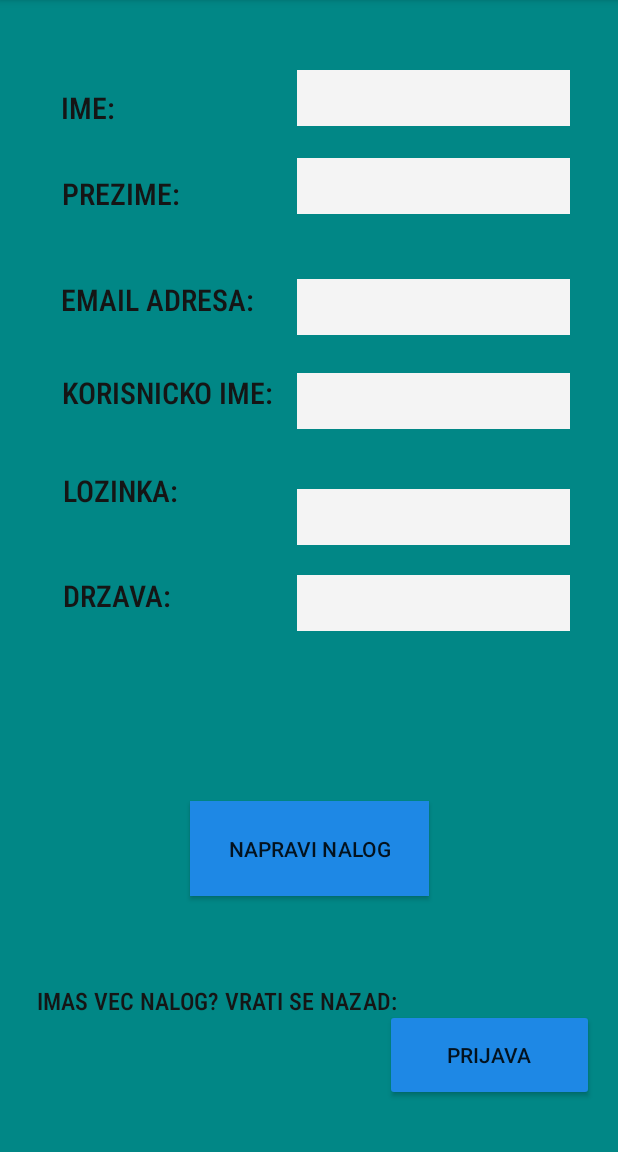
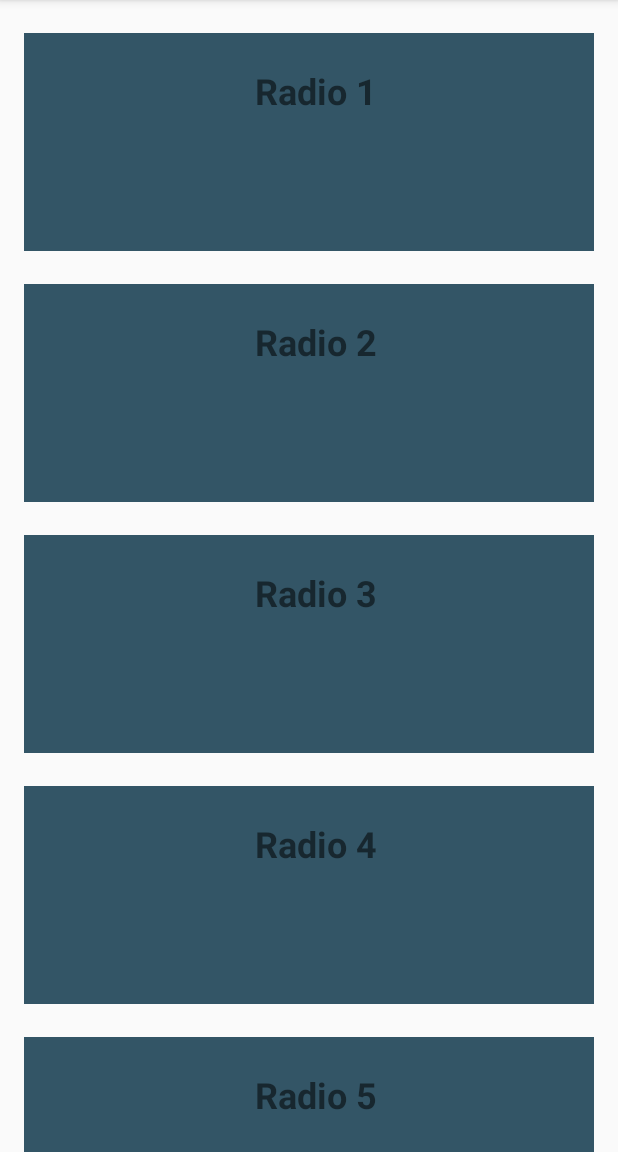
Before and after one commit to ivana-ignjatovic/RadioS, an Android app: the screen it shows after launch (MainActivity), after a tap on "PRIJAVI SE", on a phone screen of 412 x 824 dp, the part 84-1236 px from its top. Run offline under Robolectric (Android 15) with nearby library versions, the phone set to English and light mode, and no system bars.

Commit message:
Recycle View

```diff
--- a/app/build.gradle
+++ b/app/build.gradle
@@ -1,6 +1,7 @@
 plugins {
     id 'com.android.application'
     id 'org.jetbrains.kotlin.android'
+    id 'kotlin-android-extensions'
 }
 
 android {
@@ -37,9 +38,12 @@ android {
 
 dependencies {
 
+    //noinspection GradleCompatible,GradleCompatible
     implementation 'com.android.support:appcompat-v7:28.0.0'
     implementation 'com.android.support.constraint:constraint-layout:2.0.4'
+    //noinspection GradleCompatible
     implementation 'com.android.support:recyclerview-v7:28.0.0'
+    //noinspection GradleCompatible,GradleCompatible
     implementation 'com.android.support:design:28.0.0'
     implementation 'com.android.support:support-annotations:28.0.0'
     implementation 'android.arch.lifecycle:livedata:1.1.1'
--- a/app/src/main/java/com/example/radios/LogInFragment.kt
+++ b/app/src/main/java/com/example/radios/LogInFragment.kt
@@ -39,7 +39,8 @@ class LogInFragment : Fragment() {
             Log.d("Log user",user.toString())
             if(user.username.toString()==tv_username.text.toString() && user.password.toString()==tv_password.text.toString())
                 {
-                    (activity as MainActivity).showFragment(SignInFragment(), false)
+                    (activity as MainActivity).showFragment(RadioListFragment(), false)
+
                 }
             else{
                     Toast.makeText(context!!, "Doslo je do greske prilikom unosa!", Toast.LENGTH_LONG).show()
--- a/app/src/main/java/com/example/radios/MainActivity.kt
+++ b/app/src/main/java/com/example/radios/MainActivity.kt
@@ -1,13 +1,13 @@
 package com.example.radios
 
-import android.support.v7.app.AppCompatActivity
 import android.os.Bundle
 import android.support.v4.app.Fragment
+import android.support.v7.app.AppCompatActivity
 
 class MainActivity : AppCompatActivity() {
     override fun onCreate(savedInstanceState: Bundle?) {
         super.onCreate(savedInstanceState)
-        setContentView(R.layout.activity_login)
+        setContentView(R.layout.activity_main)
         showFragment(LogInFragment(),true)
 
     }
--- /dev/null
+++ b/app/src/main/java/com/example/radios/RadioListFragment.kt
@@ -0,0 +1,32 @@
+package com.example.radios
+
+import android.os.Bundle
+import android.support.v4.app.Fragment
+import android.view.LayoutInflater
+import android.view.View
+import android.view.ViewGroup
+import com.example.radios.model.MockDataProvider
+import com.example.radios.recycler.RadioRVAdapter
+import kotlinx.android.synthetic.main.fragment_radio_list.*
+
+class RadioListFragment : Fragment() {
+    override fun onCreateView(
+        inflater: LayoutInflater, container: ViewGroup?,
+        savedInstanceState: Bundle?
+    ): View? {
+        // Inflate the layout for this fragment
+        return inflater.inflate(R.layout.fragment_radio_list, container, false)
+    }
+
+    override fun onViewCreated(view: View, savedInstanceState: Bundle?) {
+        super.onViewCreated(view, savedInstanceState)
+        setupRecyclerView()
+
+     }
+    private fun setupRecyclerView(){
+        radiolist.adapter=RadioRVAdapter(MockDataProvider.getBreweryList())
+
+    }
+
+
+}
--- /dev/null
+++ b/app/src/main/java/com/example/radios/model/Brewery.kt
@@ -0,0 +1,41 @@
+package com.example.radios.model
+
+data class OpeningTime(
+    val day: Int,
+    val open: String?,
+    val close: String?
+)
+
+data class Service(val name: String)
+
+data class Address(
+    val street: String,
+    val number: Int,
+    val zipCode: Int,
+    val city: String
+)
+
+data class LatLng(
+    val latitude: Double,
+    val longitude: Double
+)
+
+data class Review(
+    val customer: String,
+    val rating: Int,
+    val date: String,
+    val description: String,
+    val reviewName: String
+)
+
+data class Brewery(
+    val id: Int,
+    val image: String,
+    val name: String,
+    val address: Address,
+    val description: String? = null,
+    val openingTimes: List<OpeningTime>? = null,
+    val services: List<Service>? = null,
+    val latLong: LatLng? = null,
+    val reviews: List<Review>? = null
+)
--- /dev/null
+++ b/app/src/main/java/com/example/radios/model/MockDataProvider.kt
@@ -0,0 +1,57 @@
+package com.example.radios.model
+
+object MockDataProvider {
+
+
+
+    fun getBreweryList(): List<Brewery> {
+        val breweries = mutableListOf<Brewery>()
+
+        for (i in 1..20) {
+            val brewery = Brewery(
+                i,
+                "http://www.exceptionalapps.net/androidkurs/brlo.jpg",
+                "Radio $i",
+                Address("Schöneberger Straße", i, i, "Berlin")
+            )
+            breweries.add(brewery)
+        }
+        return breweries
+    }
+
+    fun getBreweryDetails(): Brewery {
+        val openingTimes = mutableListOf<OpeningTime>()
+        val reviews = mutableListOf<Review>()
+        val services = mutableListOf<Service>()
+
+        for (i in 1..6) {
+            openingTimes.add(OpeningTime(i, "10:00", "22:00"))
+            reviews.add(
+                Review(
+                    "Andreas Teufel",
+                    5,
+                    "2017-01-15T20:18:40Z",
+                    "Vestibulum rutrum quam vitae fringilla tincidunt." +
+                        "Suspendisse nec tortor urna. Unsere Wurzeln verstecken sich bereits in unserem.",
+                    "Wonderful",
+                )
+            )
+            services.add(Service("Credit card payment"))
+        }
+        openingTimes.add(OpeningTime(7, null, null))
+
+        return Brewery(
+            1,
+            "http://www.exceptionalapps.net/androidkurs/brlo.jpg",
+            "BRLO BRWHOUSE",
+            Address("Schöneberger Straße", 16, 10693, "Berlin"),
+            "Willkommen im BRLO BRWHOUSE: Brauerei, Restaurant," +
+                " Bar und Biergarten direkt am Gleisdreieck und vor allem das Zuhause von BRLO," +
+                " dem Berliner Craft Beer. Unsere Wurzeln verstecken sich bereits in unserem.",
+            openingTimes,
+            services,
+            LatLng(48.12987, 11.569799),
+            reviews
+        )
+    }
+}
--- /dev/null
+++ b/app/src/main/java/com/example/radios/recycler/RadioRVAdapter.kt
@@ -0,0 +1,23 @@
+package com.example.radios.recycler
+
+import android.support.v7.widget.RecyclerView
+import android.view.LayoutInflater
+import android.view.ViewGroup
+import com.example.radios.R
+import com.example.radios.model.Brewery
+
+
+class RadioRVAdapter(private val brewerys: List<Brewery>) :
+    RecyclerView.Adapter<RadioRVViewHolder>() {
+    override fun onCreateViewHolder(parent: ViewGroup, viewType: Int): RadioRVViewHolder =
+        RadioRVViewHolder(
+            LayoutInflater.from(parent.context).inflate(R.layout.item_radio, parent, false)
+        )
+
+    override fun onBindViewHolder(holder: RadioRVViewHolder, position: Int) {
+        holder.bind(brewerys[position])
+    }
+
+    override fun getItemCount() = brewerys.size
+
+}
--- /dev/null
+++ b/app/src/main/java/com/example/radios/recycler/RadioRVViewHolder.kt
@@ -0,0 +1,14 @@
+package com.example.radios.recycler
+
+import android.support.v7.widget.RecyclerView
+import android.view.View
+import com.example.radios.model.Brewery
+import kotlinx.android.synthetic.main.item_radio.view.*
+
+
+class RadioRVViewHolder(view: View) : RecyclerView.ViewHolder(view) {
+
+    fun bind(brewery:Brewery){
+        itemView.TVname.text=brewery.name
+    }
+}
--- a/app/src/main/res/layout/activity_login.xml
+++ /dev/null
@@ -1,134 +0,0 @@
-<?xml version="1.0" encoding="utf-8"?>
-<android.support.constraint.ConstraintLayout xmlns:android="http://schemas.android.com/apk/res/android"
-    xmlns:app="http://schemas.android.com/apk/res-auto"
-    xmlns:tools="http://schemas.android.com/tools"
-    android:id="@+id/Constraint_Layoutt"
-    android:layout_width="match_parent"
-    android:layout_height="match_parent"
-    tools:context=".MainActivity">
-
-<!--    android:background="@drawable/morning_air_radio_stream_coffee_microphone"-->
-
-
-
-    <!--    <TextView-->
-<!--        android:id="@+id/textView"-->
-<!--        android:layout_width="wrap_content"-->
-<!--        android:layout_height="wrap_content"-->
-<!--        android:backgroundTint="#171717"-->
-<!--        android:fontFamily="sans-serif-condensed-light"-->
-<!--        android:text="RADIO STANICE"-->
-<!--        android:textColor="#000000"-->
-<!--        android:textSize="33sp"-->
-<!--        android:textStyle="bold"-->
-<!--        app:layout_constraintBottom_toBottomOf="parent"-->
-<!--        app:layout_constraintEnd_toEndOf="parent"-->
-<!--        app:layout_constraintStart_toStartOf="parent"-->
-<!--        app:layout_constraintTop_toTopOf="parent"-->
-<!--        app:layout_constraintVertical_bias="0.441" />-->
-
-<!--    <TextView-->
-<!--        android:id="@+id/textView2"-->
-<!--        android:layout_width="wrap_content"-->
-<!--        android:layout_height="wrap_content"-->
-<!--        android:layout_marginStart="36dp"-->
-<!--        android:text="Korisnicko ime:"-->
-<!--        android:textColor="#000000"-->
-<!--        android:textSize="18sp"-->
-<!--        android:textStyle="bold"-->
-<!--        app:layout_constraintBottom_toBottomOf="parent"-->
-<!--        app:layout_constraintStart_toStartOf="parent"-->
-<!--        app:layout_constraintTop_toTopOf="parent"-->
-<!--        app:layout_constraintVertical_bias="0.565" />-->
-
-<!--    <TextView-->
-<!--        android:id="@+id/textView3"-->
-<!--        android:layout_width="61dp"-->
-<!--        android:layout_height="34dp"-->
-<!--        android:layout_marginStart="36dp"-->
-<!--        android:text="Sifra:"-->
-<!--        android:textColor="#000000"-->
-<!--        android:textSize="18sp"-->
-<!--        android:textStyle="bold"-->
-<!--        app:layout_constraintBottom_toBottomOf="parent"-->
-<!--        app:layout_constraintStart_toStartOf="parent"-->
-<!--        app:layout_constraintTop_toTopOf="parent"-->
-<!--        app:layout_constraintVertical_bias="0.634" />-->
-
-<!--    <EditText-->
-<!--        android:id="@+id/editTextTextPersonName"-->
-<!--        android:layout_width="182dp"-->
-<!--        android:layout_height="37dp"-->
-<!--        android:background="#F4F4F4"-->
-<!--        android:ems="10"-->
-<!--        android:inputType="textPersonName"-->
-<!--        android:textColor="#000000"-->
-<!--        android:textSize="22sp"-->
-<!--        android:textStyle="bold"-->
-<!--        app:layout_constraintBottom_toBottomOf="parent"-->
-<!--        app:layout_constraintEnd_toEndOf="parent"-->
-<!--        app:layout_constraintHorizontal_bias="0.862"-->
-<!--        app:layout_constraintStart_toStartOf="parent"-->
-<!--        app:layout_constraintTop_toTopOf="parent"-->
-<!--        app:layout_constraintVertical_bias="0.555" />-->
-
-<!--    <EditText-->
-<!--        android:id="@+id/editTextTextPassword"-->
-
-<!--        android:layout_width="184dp"-->
-<!--        android:layout_height="42dp"-->
-<!--        android:layout_marginEnd="16dp"-->
-<!--        android:background="#F4F4F4"-->
-<!--        android:ems="10"-->
-<!--        android:inputType="textPassword"-->
-<!--        app:layout_constraintBottom_toBottomOf="parent"-->
-<!--        app:layout_constraintEnd_toEndOf="parent"-->
-<!--        app:layout_constraintHorizontal_bias="0.922"-->
-<!--        app:layout_constraintStart_toStartOf="parent"-->
-<!--        app:layout_constraintTop_toTopOf="parent"-->
-
-<!--        app:layout_constraintVertical_bias="0.638" />-->
-
-<!--    <Button-->
-<!--        android:id="@+id/button"-->
-
-<!--        style="@android:style/Widget.Material.Light.Button.Borderless"-->
-<!--        android:layout_width="165dp"-->
-
-<!--        android:layout_height="76dp"-->
-<!--        android:background="@drawable/border"-->
-<!--        android:backgroundTint="#AF252C"-->
-<!--        android:shadowColor="#000000"-->
-<!--        android:shadowDy="2"-->
-<!--        android:shadowRadius="2"-->
-<!--        android:text="PRIJAVI SE"-->
-<!--        android:textColor="#000000"-->
-<!--        android:textColorHint="#000000"-->
-<!--        android:textStyle="bold"-->
-<!--        app:layout_constraintBottom_toBottomOf="parent"-->
-<!--        app:layout_constraintEnd_toEndOf="parent"-->
-<!--        app:layout_constraintHorizontal_bias="0.5"-->
-<!--        app:layout_constraintStart_toStartOf="parent"-->
-<!--        app:layout_constraintTop_toTopOf="parent"-->
-<!--        app:layout_constraintVertical_bias="0.883" />-->
-
-<!--    <Button-->
-<!--        android:id="@+id/buttonSignIn"-->
-<!--        style="@android:style/Widget.Material.Button.Borderless"-->
-<!--        android:layout_width="155dp"-->
-<!--        android:layout_height="54dp"-->
-<!--        android:background="@color/white"-->
-<!--        android:shadowColor="#000000"-->
-<!--        android:shadowDx="0"-->
-<!--        android:shadowDy="2"-->
-<!--        android:shadowRadius="2"-->
-<!--        android:text="REGISTRUJ SE"-->
-<!--        android:textColor="#000000"-->
-<!--        android:textStyle="bold"-->
-<!--        app:layout_constraintBottom_toBottomOf="parent"-->
-<!--        app:layout_constraintEnd_toEndOf="parent"-->
-<!--        app:layout_constraintHorizontal_bias="0.937"-->
-<!--        app:layout_constraintStart_toStartOf="parent"-->
-<!--        app:layout_constraintTop_toTopOf="parent"-->
-<!--        app:layout_constraintVertical_bias="0.976" />-->
-</android.support.constraint.ConstraintLayout>
--- /dev/null
+++ b/app/src/main/res/layout/activity_main.xml
@@ -0,0 +1,11 @@
+<?xml version="1.0" encoding="utf-8"?>
+<android.support.constraint.ConstraintLayout xmlns:android="http://schemas.android.com/apk/res/android"
+    xmlns:app="http://schemas.android.com/apk/res-auto"
+    xmlns:tools="http://schemas.android.com/tools"
+    android:id="@+id/Constraint_Layoutt"
+    android:layout_width="match_parent"
+    android:layout_height="match_parent"
+    tools:context=".MainActivity">
+
+
+</android.support.constraint.ConstraintLayout>
--- /dev/null
+++ b/app/src/main/res/layout/fragment_radio_list.xml
@@ -0,0 +1,21 @@
+<?xml version="1.0" encoding="utf-8"?>
+<android.support.constraint.ConstraintLayout xmlns:android="http://schemas.android.com/apk/res/android"
+    xmlns:tools="http://schemas.android.com/tools"
+    android:layout_width="match_parent"
+    android:layout_height="match_parent"
+    xmlns:app="http://schemas.android.com/apk/res-auto"
+    tools:context=".RadioListFragment">
+
+
+    <android.support.v7.widget.RecyclerView
+        android:id="@+id/radiolist"
+        android:layout_width="0dp"
+        android:layout_height="0dp"
+        app:layoutManager="android.support.v7.widget.LinearLayoutManager"
+       app:layout_constraintStart_toStartOf="parent"
+        app:layout_constraintEnd_toEndOf="parent"
+        app:layout_constraintTop_toTopOf="parent"
+        app:layout_constraintBottom_toBottomOf="parent"
+
+         />
+</android.support.constraint.ConstraintLayout>
--- /dev/null
+++ b/app/src/main/res/layout/item_radio.xml
@@ -0,0 +1,32 @@
+<?xml version="1.0" encoding="utf-8"?>
+<android.support.constraint.ConstraintLayout xmlns:android="http://schemas.android.com/apk/res/android"
+    android:layout_width="match_parent"
+    xmlns:app="http://schemas.android.com/apk/res-auto"
+    android:layout_marginHorizontal="16dp"
+    android:layout_marginTop="12dp"
+    android:layout_height="155dp">
+
+    <View
+        android:id="@+id/view"
+        android:layout_width="match_parent"
+        android:layout_height="145dp"
+        android:background="#356"
+        app:layout_constraintBottom_toBottomOf="parent"
+        />
+
+    <TextView
+        android:id="@+id/TVname"
+        android:layout_width="match_parent"
+        android:layout_height="70dp"
+        android:layout_marginStart="10dp"
+        android:layout_marginTop="22dp"
+        android:text="Naziv stanice"
+        android:textAlignment="center"
+        android:textSize="24sp"
+        android:textStyle="bold"
+        app:layout_constraintStart_toStartOf="@+id/view"
+        app:layout_constraintTop_toTopOf="@id/view"
+
+
+        />
+</android.support.constraint.ConstraintLayout>
```
